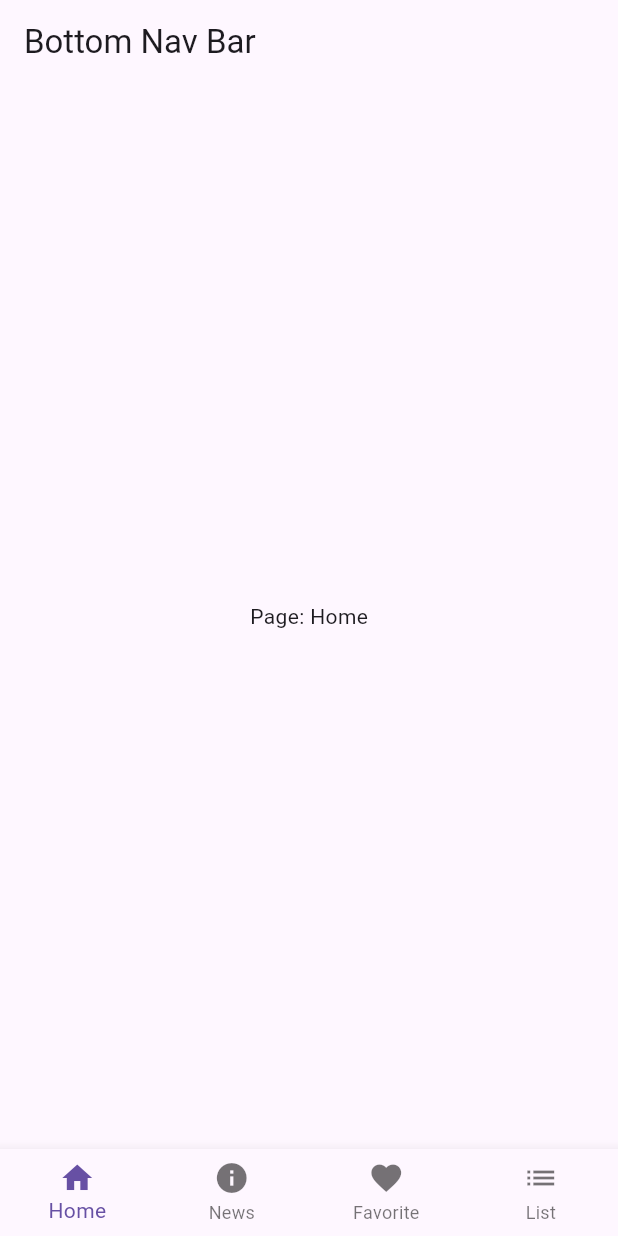
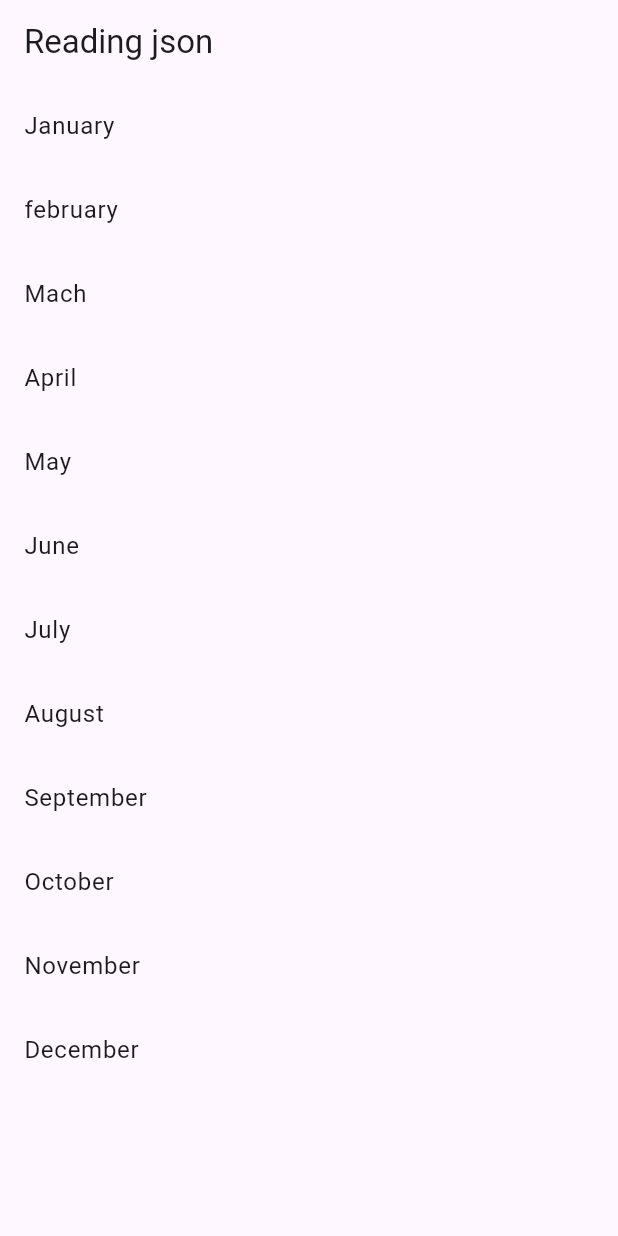
Before and after one commit to KorolenkoDaniil/book, a Flutter app: the screen it shows after launch, on a phone screen of 412 x 824 dp. Run offline on Flutter 3.47's test engine with Material 3 defaults, Android fonts, the phone set to English and light mode, and no system bars.

Commit message:
class data reading

```diff
--- /dev/null
+++ b/assets/jsonAssets/example1.json
@@ -0,0 +1,6 @@
+{
+  "1" : "January",
+  "2" : "February",
+  "3" : "March",
+  "4" : "April"
+}
--- /dev/null
+++ b/assets/jsonAssets/example2.json
@@ -0,0 +1,16 @@
+{
+  "data" : [
+    {
+      "title" : "January"
+    },
+    {
+      "title" : "February"
+    },
+    {
+      "title" : "March"
+    },
+    {
+      "title" : "April"
+    }
+  ]
+}
--- /dev/null
+++ b/lib/classCreation/MyData.dart
@@ -0,0 +1,18 @@
+class MyData {
+  final List<String> items = [
+    "January",
+    "february",
+    "Mach",
+    "April",
+    "May",
+    "June",
+    "July",
+    "August",
+    "September",
+    "October",
+    "November",
+    "December",
+  ];
+
+  MyData();
+}
--- /dev/null
+++ b/lib/classCreation/ReadingClassData.dart
@@ -0,0 +1,27 @@
+import 'package:flutter/material.dart';
+import 'package:korcourses/classCreation/MyData.dart';
+
+class ReadingClassData extends StatelessWidget {
+
+ReadingClassData ({Key? key}) : super(key: key);
+
+  @override
+  Widget build(BuildContext context) {
+
+    final MyData data = MyData();
+
+    List items = data.items;
+
+    return Scaffold(
+      appBar: AppBar(title: const Text("Reading json"),),
+      body: ListView.builder(
+          itemCount: items.length,
+          itemBuilder: (context, index) {
+            return ListTile(
+              title: Text(items[index]),
+            );
+          }
+        )
+    );
+  }
+}
--- /dev/null
+++ b/lib/localJSON/DataItem.dart
@@ -0,0 +1,8 @@
+class DataItem{
+  final String title;
+  DataItem ({required this.title});
+
+  factory DataItem.fromJson(Map<String, dynamic> json){
+    return DataItem(title: json["title"]);
+  }
+}
--- /dev/null
+++ b/lib/localJSON/DataSeries.dart
@@ -0,0 +1,13 @@
+import 'DataItem.dart';
+
+class DataSeries {
+  final List<DataItem> dataModel;
+
+  DataSeries ({required this.dataModel});
+
+  factory DataSeries.fromJson(Map<String, dynamic> json){
+    var list = json['data'] as List;
+    List<DataItem> dataList = list.map((dataModel) => DataItem.fromJson(dataModel)).toList();
+    return DataSeries(dataModel: dataList);
+  }
+}
--- /dev/null
+++ b/lib/localJSON/MyData.dart
@@ -0,0 +1,7 @@
+class MyData {
+  final String items = '{"data": [ '
+      '{"title": "January"},'
+      '{"title": "February"},'
+      '{"title": "March"} '
+      '] }';
+}
--- a/lib/main.dart
+++ b/lib/main.dart
@@ -3,6 +3,7 @@ import 'package:korcourses/ImperativeNavigation/Navigation.dart';
 import 'package:korcourses/tabBar/tapBar.dart';
 
 import 'bottomNavigationBar/bottomNavigationBar.dart';
+import 'classCreation/ReadingClassData.dart';
 import 'navigationDrawer/MyDrawerWidget.dart';
 
 void main() {
@@ -28,7 +29,8 @@ class MyApp extends StatelessWidget {
         // Navigation(),
         // myDrawerWidget()
         // tapBar()
-        BottomNavigationBarExample()
+        // BottomNavigationBarExample()
+        ReadingClassData()
     );
   }
 }
```
Also changed, not shown: lib/localJSON/usingLocalJSON.dart (+75 -1 lines).
